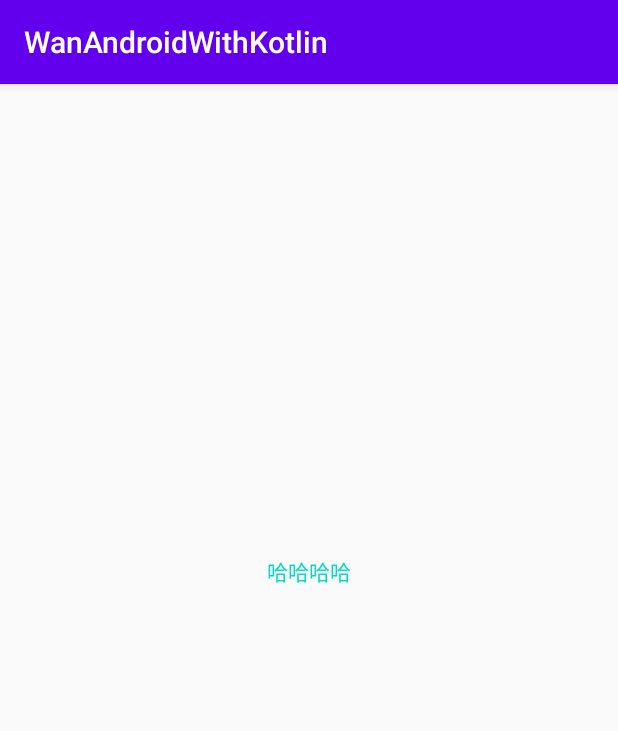
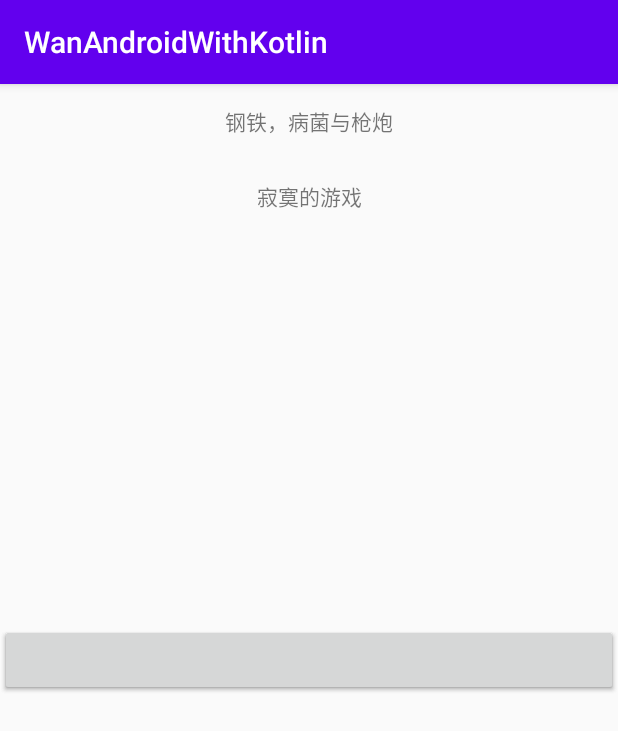
Before and after one commit to kolarbear/WanAndroidWithKotlin, an Android app: the screen it shows after launch (MainActivity), on a phone screen of 412 x 824 dp. Shown: the top 731 px of the screen. Run offline under Robolectric (Android 15) with nearby library versions, the phone set to English and light mode, and no system bars; our stand-ins replace EventBus, data binding; 10 statements that could not run were skipped.

```diff
--- a/app/build.gradle
+++ b/app/build.gradle
@@ -3,6 +3,10 @@ apply plugin: 'kotlin-android'
 apply plugin: 'kotlin-android-extensions'
 apply plugin: 'kotlin-kapt'
 apply plugin: 'androidx.navigation.safeargs.kotlin'
+
+def support = rootProject.ext.dependencies
+
+
 android {
     compileSdkVersion 29
 
@@ -46,6 +50,8 @@ dependencies {
     androidTestImplementation 'androidx.test.ext:junit:1.1.1'
     androidTestImplementation 'androidx.test.espresso:espresso-core:3.2.0'
 
+    support.each{ k,v -> implementation v }
+
     implementation 'androidx.recyclerview:recyclerview:1.2.0-alpha04'
     implementation 'androidx.lifecycle:lifecycle-runtime:2.2.0'
     implementation 'androidx.lifecycle:lifecycle-common-java8:2.2.0'
--- a/app/src/main/java/com/wang/wanandroidwithkotlin/HomeFragment.kt
+++ b/app/src/main/java/com/wang/wanandroidwithkotlin/HomeFragment.kt
@@ -17,11 +17,13 @@ import androidx.navigation.fragment.findNavController
 
 import com.wang.wanandroidwithkotlin.adapter.HomeAdapter
 import com.wang.wanandroidwithkotlin.databinding.FragmentHomeBinding
+import com.wang.wanandroidwithkotlin.event.TestMessageEvent
 
 import com.wang.wanandroidwithkotlin.plugin.suffix
 import com.wang.wanandroidwithkotlin.vm.Article
 import com.wang.wanandroidwithkotlin.vm.HomeViewModel
 import kotlinx.android.synthetic.main.fragment_home.*
+import org.greenrobot.eventbus.EventBus
 
 /**
  * Created by Koala on 2020/7/8.
@@ -93,7 +95,7 @@ class HomeFragment : Fragment() {
 
         fun changeLiveData(){
             vm.list.value = listOf(Article("追风筝的人"), Article("爱你就像爱生命"))
-
+            EventBus.getDefault().post(TestMessageEvent())
         }
     }
 
--- a/app/src/main/res/layout/activity_main.xml
+++ b/app/src/main/res/layout/activity_main.xml
@@ -7,28 +7,28 @@
 
     >
 
-    <com.wang.wanandroidwithkotlin.costomview.OuterFrameLayout
+    <FrameLayout
         android:id="@+id/parent"
         android:layout_height="match_parent"
         android:layout_width="match_parent"
         >
 
-      <!--  <fragment
+   <fragment
             android:id="@+id/nva_host"
             android:name="androidx.navigation.fragment.NavHostFragment"
             app:defaultNavHost="true"
             app:navGraph="@navigation/nav_host"
             android:layout_width="match_parent"
-            android:layout_height="match_parent"/>-->
+            android:layout_height="match_parent"/>
 
-        <com.wang.wanandroidwithkotlin.costomview.InnerTextView
+       <!-- <com.wang.wanandroidwithkotlin.costomview.InnerTextView
             android:text="哈哈哈哈"
             android:gravity="center"
             android:id="@+id/touch_event"
             android:layout_marginTop="300dp"
             android:textColor="@color/colorAccent"
             android:layout_width="match_parent"
-            android:layout_height="50dp"/>
+            android:layout_height="50dp"/>-->
 
-    </com.wang.wanandroidwithkotlin.costomview.OuterFrameLayout>
+    </FrameLayout>
 </layout>
--- a/config.gradle
+++ b/config.gradle
@@ -84,9 +84,9 @@ ext {
             "preference"                 : "androidx.preference:preference:$preference_version",
             "material_dialog"            : "com.afollestad.material-dialogs:core:$material_dialog_version",
             "materiaal_dialog_color"     : "com.afollestad.material-dialogs:color:$material_dialog_color_version",
-            "circular_avatar"            : "com.github.wangjianxiandev:CircularAvatar:$circular_avatar",
+//            "circular_avatar"            : "com.github.wangjianxiandev:CircularAvatar:$circular_avatar",
             "easypermissions"            : "pub.devrel:easypermissions:$easypermissions_version",
-            "zxing"                      : "com.github.yuzhiqiang1993:zxing:$zxing_version",
+//            "zxing"                      : "com.github.yuzhiqiang1993:zxing:$zxing_version",
             "work_manager"               : "androidx.work:work-runtime:$work_manager_version",
             "room_runtime"               : "androidx.room:room-runtime:$room_version",
             "room_ktx"                   : "androidx.room:room-ktx:$room_version",
```
Also changed, not shown: app/src/main/java/com/wang/wanandroidwithkotlin/MainActivity.kt (+15 -73 lines), app/src/main/java/com/wang/wanandroidwithkotlin/event/TestMessageEvent.kt (added, +8 -0 lines).
